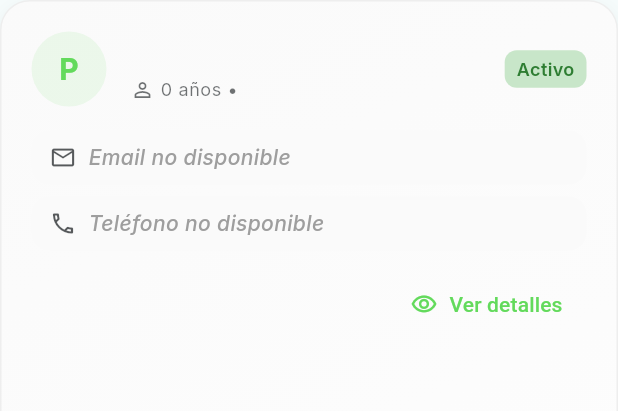
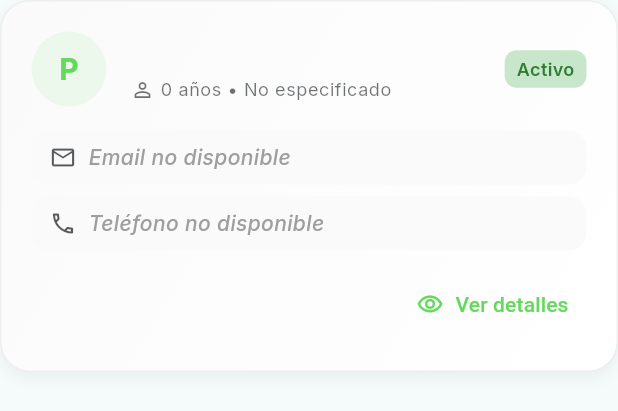
Before and after one commit to YaelAguilar/Lumimood-app, a Flutter app: the PatientCard widget shown alone on an empty page, opened directly with empty values, on a phone screen of 412 x 824 dp. Shown: the top 411 px of the screen. Run offline on Flutter 3.47's test engine with Material 3 defaults, Android fonts, the phone set to English and light mode, and no system bars; our stand-ins replace dartz, equatable, fl_chart, flutter_animate, flutter_bloc, flutter_dotenv and 5 more; accounts and stored records are empty; network calls fail.

Commit message:
feat(patients): enhance PatientModel and PatientCard for improved email extraction and UI layout

```diff
--- a/lib/features/specialistdashboard/presentation/widgets/patient_card.dart
+++ b/lib/features/specialistdashboard/presentation/widgets/patient_card.dart
@@ -35,6 +35,7 @@ class PatientCard extends StatelessWidget {
       },
       borderRadius: BorderRadius.circular(20),
       child: Container(
+        width: double.infinity,
         padding: const EdgeInsets.all(20),
         decoration: BoxDecoration(
           gradient: LinearGradient(
@@ -60,9 +61,12 @@ class PatientCard extends StatelessWidget {
         ),
         child: Column(
           crossAxisAlignment: CrossAxisAlignment.start,
+          mainAxisSize: MainAxisSize.min,
           children: [
+            // HEADER ROW - Información básica
             Row(
               children: [
+                // Avatar
                 Container(
                   width: 50,
                   height: 50,
@@ -84,10 +88,14 @@ class PatientCard extends StatelessWidget {
                   ),
                 ),
                 const SizedBox(width: 16),
+
+                // Información principal - CON FLEX PARA EVITAR OVERFLOW
                 Expanded(
                   child: Column(
                     crossAxisAlignment: CrossAxisAlignment.start,
+                    mainAxisSize: MainAxisSize.min,
                     children: [
+                      // Nombre completo - CONTROLADO PARA NO DESBORDAR
                       Text(
                         patient.fullName,
                         style: GoogleFonts.interTight(
@@ -95,10 +103,12 @@ class PatientCard extends StatelessWidget {
                           fontWeight: FontWeight.bold,
                           color: AppTheme.primaryText,
                         ),
-                        maxLines: 1,
+                        maxLines: 2,
                         overflow: TextOverflow.ellipsis,
                       ),
                       const SizedBox(height: 4),
+
+                      // Edad y género - FLEX PARA MANEJAR OVERFLOW
                       Row(
                         children: [
                           Icon(
@@ -107,11 +117,15 @@ class PatientCard extends StatelessWidget {
                             color: AppTheme.primaryText.withAlpha((0.6 * 255).round()),
                           ),
                           const SizedBox(width: 4),
-                          Text(
-                            '$age años • $cleanGender',
-                            style: GoogleFonts.inter(
-                              textStyle: textTheme.bodySmall,
-                              color: AppTheme.primaryText.withAlpha((0.6 * 255).round()),
+                          Expanded(
+                            child: Text(
+                              '$age años • $cleanGender',
+                              style: GoogleFonts.inter(
+                                textStyle: textTheme.bodySmall,
+                                color: AppTheme.primaryText.withAlpha((0.6 * 255).round()),
+                              ),
+                              maxLines: 1,
+                              overflow: TextOverflow.ellipsis,
                             ),
                           ),
                         ],
@@ -119,6 +133,8 @@ class PatientCard extends StatelessWidget {
                     ],
                   ),
                 ),
+
+                // Status badge - SIEMPRE AL FINAL
                 Container(
                   padding: const EdgeInsets.symmetric(horizontal: 8, vertical: 4),
                   decoration: BoxDecoration(
@@ -138,69 +154,25 @@ class PatientCard extends StatelessWidget {
             ),
             const SizedBox(height: 16),
 
-            // EMAIL - SIEMPRE MOSTRAR (incluso si está vacío)
-            Container(
-              padding: const EdgeInsets.symmetric(horizontal: 12, vertical: 8),
-              decoration: BoxDecoration(
-                color: Colors.grey.shade50,
-                borderRadius: BorderRadius.circular(12),
-              ),
-              child: Row(
-                children: [
-                  Icon(
-                    Icons.email_outlined,
-                    size: 18,
-                    color: AppTheme.primaryText.withAlpha((0.7 * 255).round()),
-                  ),
-                  const SizedBox(width: 8),
-                  Expanded(
-                    child: Text(
-                      cleanEmail.isNotEmpty ? cleanEmail : 'Email no disponible',
-                      style: textTheme.bodyMedium?.copyWith(
-                        color: cleanEmail.isNotEmpty
-                          ? AppTheme.primaryText.withAlpha((0.7 * 255).round())
-                          : Colors.grey.shade500,
-                        fontStyle: cleanEmail.isNotEmpty ? FontStyle.normal : FontStyle.italic,
-                      ),
-                      maxLines: 1,
-                      overflow: TextOverflow.ellipsis,
-                    ),
-                  ),
-                ],
-              ),
+            // EMAIL SECTION - MEJORADA PARA MOSTRAR CORRECTAMENTE
+            _buildInfoRow(
+              icon: Icons.email_outlined,
+              content: cleanEmail.isNotEmpty ? cleanEmail : 'Email no disponible',
+              isPlaceholder: cleanEmail.isEmpty,
+              context: context,
             ),
             const SizedBox(height: 8),
 
-            // TELÉFONO
-            Container(
-              padding: const EdgeInsets.symmetric(horizontal: 12, vertical: 8),
-              decoration: BoxDecoration(
-                color: Colors.grey.shade50,
-                borderRadius: BorderRadius.circular(12),
-              ),
-              child: Row(
-                children: [
-                  Icon(
-                    Icons.phone_outlined,
-                    size: 18,
-                    color: AppTheme.primaryText.withAlpha((0.7 * 255).round()),
-                  ),
-                  const SizedBox(width: 8),
-                  Expanded(
-                    child: Text(
-                      patient.phone.isNotEmpty ? patient.phone : 'Teléfono no disponible',
-                      style: textTheme.bodyMedium?.copyWith(
-                        color: patient.phone.isNotEmpty
-                          ? AppTheme.primaryText.withAlpha((0.7 * 255).round())
-                          : Colors.grey.shade500,
-                        fontStyle: patient.phone.isNotEmpty ? FontStyle.normal : FontStyle.italic,
-                      ),
-                    ),
-                  ),
-                ],
-              ),
+            // TELÉFONO SECTION
+            _buildInfoRow(
+              icon: Icons.phone_outlined,
+              content: patient.phone.isNotEmpty ? patient.phone : 'Teléfono no disponible',
+              isPlaceholder: patient.phone.isEmpty,
+              context: context,
             ),
             const SizedBox(height: 12),
+
+            // BOTÓN DE ACCIÓN
             Row(
               mainAxisAlignment: MainAxisAlignment.end,
               children: [
@@ -213,12 +185,55 @@ class PatientCard extends StatelessWidget {
                   label: const Text('Ver detalles'),
                   style: TextButton.styleFrom(
                     foregroundColor: AppTheme.primaryColor,
+                    padding: const EdgeInsets.symmetric(horizontal: 12, vertical: 8),
                   ),
                 ),
               ],
             ),
           ],
         ),
+      ),
+    );
+  }
+
+  /// Widget helper para crear filas de información sin overflow
+  Widget _buildInfoRow({
+    required IconData icon,
+    required String content,
+    required bool isPlaceholder,
+    required BuildContext context,
+  }) {
+    final textTheme = Theme.of(context).textTheme;
+
+    return Container(
+      width: double.infinity,
+      padding: const EdgeInsets.symmetric(horizontal: 12, vertical: 8),
+      decoration: BoxDecoration(
+        color: Colors.grey.shade50,
+        borderRadius: BorderRadius.circular(12),
+      ),
+      child: Row(
+        children: [
+          Icon(
+            icon,
+            size: 18,
+            color: AppTheme.primaryText.withAlpha((0.7 * 255).round()),
+          ),
+          const SizedBox(width: 8),
+          Expanded(
+            child: Text(
+              content,
+              style: textTheme.bodyMedium?.copyWith(
+                color: isPlaceholder
+                  ? Colors.grey.shade500
+                  : AppTheme.primaryText.withAlpha((0.7 * 255).round()),
+                fontStyle: isPlaceholder ? FontStyle.italic : FontStyle.normal,
+              ),
+              maxLines: 1,
+              overflow: TextOverflow.ellipsis,
+            ),
+          ),
+        ],
       ),
     );
   }
@@ -234,11 +249,13 @@ class PatientCard extends StatelessWidget {
   }
 
   String _cleanGenderText(String gender) {
+    if (gender.isEmpty || gender == 'null') return 'No especificado';
+
     // Limpiar formato {value: Masculino}
     if (gender.startsWith('{value:') || gender.startsWith('{value :')) {
       final match = RegExp(r'\{value\s*:\s*([^}]+)\}').firstMatch(gender);
       if (match != null) {
-        return match.group(1)?.trim() ?? gender;
+        gender = match.group(1)?.trim() ?? gender;
       }
     }
     // Limpiar comillas
@@ -248,20 +265,33 @@ class PatientCard extends StatelessWidget {
   String _cleanEmailText(String email) {
     if (email.isEmpty || email == 'null') return '';
 
+    log('📧 CLEANING EMAIL: Input: "$email"');
+
     // Limpiar formato {value: email@domain.com}
     if (email.startsWith('{value:') || email.startsWith('{value :')) {
       final match = RegExp(r'\{value\s*:\s*([^}]+)\}').firstMatch(email);
       if (match != null) {
         email = match.group(1)?.trim() ?? email;
+        log('📧 CLEANING EMAIL: After removing {value:}: "$email"');
       }
     }
 
-    // Limpiar comillas
+    // Limpiar comillas y espacios
     email = email.replaceAll('"', '').replaceAll("'", '').trim();
+    log('📧 CLEANING EMAIL: After removing quotes: "$email"');
 
-    // Validar que sea un email válido
-    if (email.contains('@') && email.contains('.')) {
-      return email;
+    // Validar que sea un email válido básico
+    if (email.contains('@') && email.contains('.') && email.length > 5) {
+      // Validación más estricta con regex
+      final emailRegex = RegExp(r'^[a-zA-Z0-9._%+-]+@[a-zA-Z0-9.-]+\.[a-zA-Z]{2,}$');
+      if (emailRegex.hasMatch(email)) {
+        log('📧 CLEANING EMAIL: Valid email found: "$email"');
+        return email;
+      } else {
+        log('📧 CLEANING EMAIL: Invalid email format: "$email"');
+      }
+    } else {
+      log('📧 CLEANING EMAIL: Basic validation failed for: "$email"');
     }
 
     return '';
@@ -286,6 +316,7 @@ class PatientCard extends StatelessWidget {
         ),
         child: Column(
           children: [
+            // Handle para cerrar
             Container(
               width: 40,
               height: 4,
@@ -295,12 +326,15 @@ class PatientCard extends StatelessWidget {
                 borderRadius: BorderRadius.circular(2),
               ),
             ),
+
+            // Contenido scrolleable
             Expanded(
-              child: Padding(
+              child: SingleChildScrollView(
                 padding: const EdgeInsets.all(24),
                 child: Column(
                   crossAxisAlignment: CrossAxisAlignment.start,
                   children: [
+                    // Header del modal
                     Row(
                       children: [
                         Container(
@@ -334,6 +368,8 @@ class PatientCard extends StatelessWidget {
                                   textStyle: Theme.of(context).textTheme.headlineSmall,
                                   fontWeight: FontWeight.bold,
                                 ),
+                                maxLines: 2,
+                                overflow: TextOverflow.ellipsis,
                               ),
                               Text(
                                 'Paciente',
@@ -347,6 +383,8 @@ class PatientCard extends StatelessWidget {
                       ],
                     ),
                     const SizedBox(height: 32),
+
+                    // Título de información
                     const Text(
                       'Información del Paciente',
                       style: TextStyle(
@@ -356,7 +394,7 @@ class PatientCard extends StatelessWidget {
                     ),
                     const SizedBox(height: 16),
 
-                    // EMAIL - siempre mostrar
+                    // Lista de detalles
                     _DetailRow(
                       icon: Icons.email_outlined,
                       label: 'Email',
@@ -449,6 +487,8 @@ class _DetailRow extends StatelessWidget {
                     color: isPlaceholder ? Colors.grey.shade500 : Colors.black,
                     fontStyle: isPlaceholder ? FontStyle.italic : FontStyle.normal,
                   ),
+                  maxLines: 2,
+                  overflow: TextOverflow.ellipsis,
                 ),
               ],
             ),
```
Also changed, not shown: lib/features/patients/domain/entities/patient_model.dart (+88 -74 lines).
